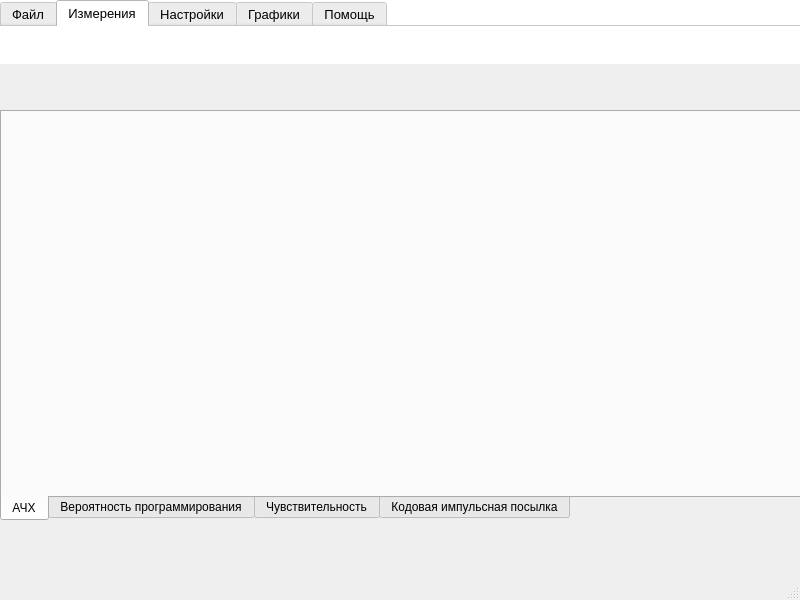
Above: UI/MainPage.ui from amuk1989/PIK-Ka_1 before the change. Below: the same form after it.
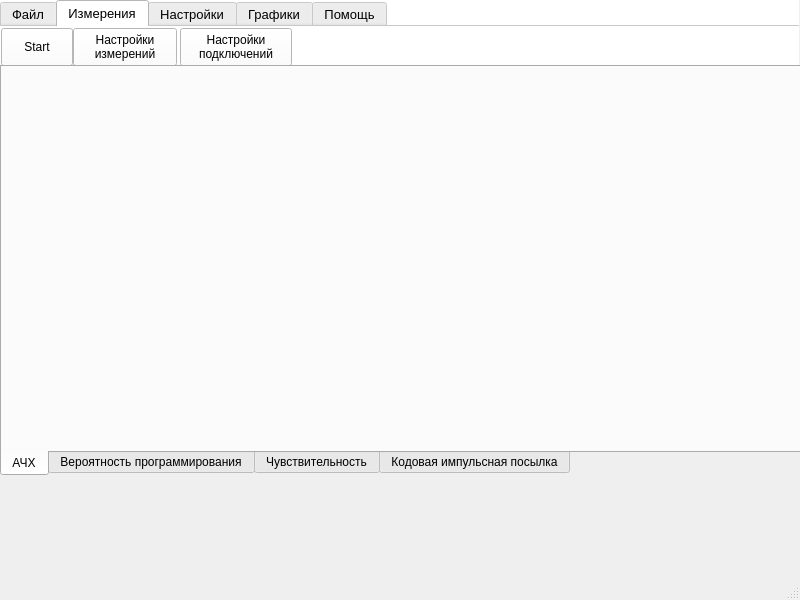
That is the form after the change. The open tabs and pages were chosen to show the change. Icons and pictures are not drawn.

```diff
--- a/UI/MainPage.ui
+++ b/UI/MainPage.ui
@@ -13,14 +13,77 @@
   <property name="windowTitle">
    <string>ПИК-Ка</string>
   </property>
+  <property name="toolButtonStyle">
+   <enum>Qt::ToolButtonFollowStyle</enum>
+  </property>
   <widget class="QWidget" name="centralwidget">
+   <widget class="QTabWidget" name="chartsTabs">
+    <property name="geometry">
+     <rect>
+      <x>0</x>
+      <y>65</y>
+      <width>801</width>
+      <height>411</height>
+     </rect>
+    </property>
+    <property name="sizePolicy">
+     <sizepolicy hsizetype="Expanding" vsizetype="Expanding">
+      <horstretch>11</horstretch>
+      <verstretch>0</verstretch>
+     </sizepolicy>
+    </property>
+    <property name="tabletTracking">
+     <bool>false</bool>
+    </property>
+    <property name="contextMenuPolicy">
+     <enum>Qt::NoContextMenu</enum>
+    </property>
+    <property name="layoutDirection">
+     <enum>Qt::LeftToRight</enum>
+    </property>
+    <property name="tabPosition">
+     <enum>QTabWidget::South</enum>
+    </property>
+    <property name="tabShape">
+     <enum>QTabWidget::Rounded</enum>
+    </property>
+    <property name="currentIndex">
+     <number>0</number>
+    </property>
+    <property name="iconSize">
+     <size>
+      <width>16</width>
+      <height>16</height>
+     </size>
+    </property>
+    <widget class="QWidget" name="frequencyResponceTab">
+     <attribute name="title">
+      <string>АЧХ</string>
+     </attribute>
+    </widget>
+    <widget class="QWidget" name="probabilityOfProgrammingTab">
+     <attribute name="title">
+      <string>Вероятность программирования</string>
+     </attribute>
+    </widget>
+    <widget class="QWidget" name="sensitivityTab">
+     <attribute name="title">
+      <string>Чувствительность</string>
+     </attribute>
+    </widget>
+    <widget class="QWidget" name="parcelTab">
+     <attribute name="title">
+      <string>Кодовая импульсная посылка</string>
+     </attribute>
+    </widget>
+   </widget>
    <widget class="QTabWidget" name="tabWidget">
     <property name="geometry">
      <rect>
       <x>0</x>
       <y>0</y>
-      <width>801</width>
-      <height>64</height>
+      <width>799</width>
+      <height>65</height>
      </rect>
     </property>
     <property name="sizePolicy">
@@ -359,6 +422,386 @@
      <attribute name="title">
       <string>Измерения</string>
      </attribute>
+     <widget class="QPushButton" name="startButton">
+      <property name="enabled">
+       <bool>true</bool>
+      </property>
+      <property name="geometry">
+       <rect>
+        <x>1</x>
+        <y>1</y>
+        <width>72</width>
+        <height>38</height>
+       </rect>
+      </property>
+      <property name="palette">
+       <palette>
+        <active>
+         <colorrole role="Button">
+          <brush brushstyle="SolidPattern">
+           <color alpha="255">
+            <red>255</red>
+            <green>255</green>
+            <blue>255</blue>
+           </color>
+          </brush>
+         </colorrole>
+         <colorrole role="Base">
+          <brush brushstyle="SolidPattern">
+           <color alpha="255">
+            <red>255</red>
+            <green>255</green>
+            <blue>255</blue>
+           </color>
+          </brush>
+         </colorrole>
+         <colorrole role="Window">
+          <brush brushstyle="SolidPattern">
+           <color alpha="255">
+            <red>255</red>
+            <green>255</green>
+            <blue>255</blue>
+           </color>
+          </brush>
+         </colorrole>
+        </active>
+        <inactive>
+         <colorrole role="Button">
+          <brush brushstyle="SolidPattern">
+           <color alpha="255">
+            <red>255</red>
+            <green>255</green>
+            <blue>255</blue>
+           </color>
+          </brush>
+         </colorrole>
+         <colorrole role="Base">
+          <brush brushstyle="SolidPattern">
+           <color alpha="255">
+            <red>255</red>
+            <green>255</green>
+            <blue>255</blue>
+           </color>
+          </brush>
+         </colorrole>
+         <colorrole role="Window">
+          <brush brushstyle="SolidPattern">
+           <color alpha="255">
+            <red>255</red>
+            <green>255</green>
+            <blue>255</blue>
+           </color>
+          </brush>
+         </colorrole>
+        </inactive>
+        <disabled>
+         <colorrole role="Button">
+          <brush brushstyle="SolidPattern">
+           <color alpha="255">
+            <red>255</red>
+            <green>255</green>
+            <blue>255</blue>
+           </color>
+          </brush>
+         </colorrole>
+         <colorrole role="Base">
+          <brush brushstyle="SolidPattern">
+           <color alpha="255">
+            <red>255</red>
+            <green>255</green>
+            <blue>255</blue>
+           </color>
+          </brush>
+         </colorrole>
+         <colorrole role="Window">
+          <brush brushstyle="SolidPattern">
+           <color alpha="255">
+            <red>255</red>
+            <green>255</green>
+            <blue>255</blue>
+           </color>
+          </brush>
+         </colorrole>
+        </disabled>
+       </palette>
+      </property>
+      <property name="focusPolicy">
+       <enum>Qt::NoFocus</enum>
+      </property>
+      <property name="contextMenuPolicy">
+       <enum>Qt::DefaultContextMenu</enum>
+      </property>
+      <property name="acceptDrops">
+       <bool>false</bool>
+      </property>
+      <property name="text">
+       <string>Start</string>
+      </property>
+      <property name="icon">
+       <iconset>
+        <normaloff>resurces/MainTab/Play.png</normaloff>resurces/MainTab/Play.png</iconset>
+      </property>
+      <property name="iconSize">
+       <size>
+        <width>30</width>
+        <height>30</height>
+       </size>
+      </property>
+     </widget>
+     <widget class="QPushButton" name="optionsButton">
+      <property name="enabled">
+       <bool>true</bool>
+      </property>
+      <property name="geometry">
+       <rect>
+        <x>73</x>
+        <y>1</y>
+        <width>104</width>
+        <height>38</height>
+       </rect>
+      </property>
+      <property name="palette">
+       <palette>
+        <active>
+         <colorrole role="Button">
+          <brush brushstyle="SolidPattern">
+           <color alpha="255">
+            <red>255</red>
+            <green>255</green>
+            <blue>255</blue>
+           </color>
+          </brush>
+         </colorrole>
+         <colorrole role="Base">
+          <brush brushstyle="SolidPattern">
+           <color alpha="255">
+            <red>255</red>
+            <green>255</green>
+            <blue>255</blue>
+           </color>
+          </brush>
+         </colorrole>
+         <colorrole role="Window">
+          <brush brushstyle="SolidPattern">
+           <color alpha="255">
+            <red>255</red>
+            <green>255</green>
+            <blue>255</blue>
+           </color>
+          </brush>
+         </colorrole>
+        </active>
+        <inactive>
+         <colorrole role="Button">
+          <brush brushstyle="SolidPattern">
+           <color alpha="255">
+            <red>255</red>
+            <green>255</green>
+            <blue>255</blue>
+           </color>
+          </brush>
+         </colorrole>
+         <colorrole role="Base">
+          <brush brushstyle="SolidPattern">
+           <color alpha="255">
+            <red>255</red>
+            <green>255</green>
+            <blue>255</blue>
+           </color>
+          </brush>
+         </colorrole>
+         <colorrole role="Window">
+          <brush brushstyle="SolidPattern">
+           <color alpha="255">
+            <red>255</red>
+            <green>255</green>
+            <blue>255</blue>
+           </color>
+          </brush>
+         </colorrole>
+        </inactive>
+        <disabled>
+         <colorrole role="Button">
+          <brush brushstyle="SolidPattern">
+           <color alpha="255">
+            <red>255</red>
+            <green>255</green>
+            <blue>255</blue>
+           </color>
+          </brush>
+         </colorrole>
+         <colorrole role="Base">
+          <brush brushstyle="SolidPattern">
+           <color alpha="255">
+            <red>255</red>
+            <green>255</green>
+            <blue>255</blue>
+           </color>
+          </brush>
+         </colorrole>
+         <colorrole role="Window">
+          <brush brushstyle="SolidPattern">
+           <color alpha="255">
+            <red>255</red>
+            <green>255</green>
+            <blue>255</blue>
+           </color>
+          </brush>
+         </colorrole>
+        </disabled>
+       </palette>
+      </property>
+      <property name="focusPolicy">
+       <enum>Qt::NoFocus</enum>
+      </property>
+      <property name="contextMenuPolicy">
+       <enum>Qt::DefaultContextMenu</enum>
+      </property>
+      <property name="acceptDrops">
+       <bool>false</bool>
+      </property>
+      <property name="text">
+       <string>Настройки
+измерений</string>
+      </property>
+      <property name="icon">
+       <iconset>
+        <normaloff>resurces/MainTab/options.png</normaloff>resurces/MainTab/options.png</iconset>
+      </property>
+      <property name="iconSize">
+       <size>
+        <width>30</width>
+        <height>30</height>
+       </size>
+      </property>
+     </widget>
+     <widget class="QPushButton" name="connectOptionsButton_1">
+      <property name="enabled">
+       <bool>true</bool>
+      </property>
+      <property name="geometry">
+       <rect>
+        <x>180</x>
+        <y>1</y>
+        <width>112</width>
+        <height>38</height>
+       </rect>
+      </property>
+      <property name="palette">
+       <palette>
+        <active>
+         <colorrole role="Button">
+          <brush brushstyle="SolidPattern">
+           <color alpha="255">
+            <red>255</red>
+            <green>255</green>
+            <blue>255</blue>
+           </color>
+          </brush>
+         </colorrole>
+         <colorrole role="Base">
+          <brush brushstyle="SolidPattern">
+           <color alpha="255">
+            <red>255</red>
+            <green>255</green>
+            <blue>255</blue>
+           </color>
+          </brush>
+         </colorrole>
+         <colorrole role="Window">
+          <brush brushstyle="SolidPattern">
+           <color alpha="255">
+            <red>255</red>
+            <green>255</green>
+            <blue>255</blue>
+           </color>
+          </brush>
+         </colorrole>
+        </active>
+        <inactive>
+         <colorrole role="Button">
+          <brush brushstyle="SolidPattern">
+           <color alpha="255">
+            <red>255</red>
+            <green>255</green>
+            <blue>255</blue>
+           </color>
+          </brush>
+         </colorrole>
+         <colorrole role="Base">
+          <brush brushstyle="SolidPattern">
+           <color alpha="255">
+            <red>255</red>
+            <green>255</green>
+            <blue>255</blue>
+           </color>
+          </brush>
+         </colorrole>
+         <colorrole role="Window">
+          <brush brushstyle="SolidPattern">
+           <color alpha="255">
+            <red>255</red>
+            <green>255</green>
+            <blue>255</blue>
+           </color>
+          </brush>
+         </colorrole>
+        </inactive>
+        <disabled>
+         <colorrole role="Button">
+          <brush brushstyle="SolidPattern">
+           <color alpha="255">
+            <red>255</red>
+            <green>255</green>
+            <blue>255</blue>
+           </color>
+          </brush>
+         </colorrole>
+         <colorrole role="Base">
+          <brush brushstyle="SolidPattern">
+           <color alpha="255">
+            <red>255</red>
+            <green>255</green>
+            <blue>255</blue>
+           </color>
+          </brush>
+         </colorrole>
+         <colorrole role="Window">
+          <brush brushstyle="SolidPattern">
+           <color alpha="255">
+            <red>255</red>
+            <green>255</green>
+            <blue>255</blue>
+           </color>
+          </brush>
+         </colorrole>
+        </disabled>
+       </palette>
+      </property>
+      <property name="focusPolicy">
+       <enum>Qt::NoFocus</enum>
+      </property>
+      <property name="contextMenuPolicy">
+       <enum>Qt::DefaultContextMenu</enum>
+      </property>
+      <property name="acceptDrops">
+       <bool>false</bool>
+      </property>
+      <property name="text">
+       <string>Настройки
+подключений</string>
+      </property>
+      <property name="icon">
+       <iconset>
+        <normaloff>resurces/MainTab/Connect.png</normaloff>resurces/MainTab/Connect.png</iconset>
+      </property>
+      <property name="iconSize">
+       <size>
+        <width>30</width>
+        <height>30</height>
+       </size>
+      </property>
+     </widget>
     </widget>
     <widget class="QWidget" name="optionsTab">
      <attribute name="title">
@@ -376,66 +819,6 @@
      </attribute>
     </widget>
    </widget>
-   <widget class="QTabWidget" name="chartsTabs">
-    <property name="geometry">
-     <rect>
-      <x>0</x>
-      <y>110</y>
-      <width>801</width>
-      <height>411</height>
-     </rect>
-    </property>
-    <property name="sizePolicy">
-     <sizepolicy hsizetype="Expanding" vsizetype="Expanding">
-      <horstretch>11</horstretch>
-      <verstretch>0</verstretch>
-     </sizepolicy>
-    </property>
-    <property name="tabletTracking">
-     <bool>false</bool>
-    </property>
-    <property name="contextMenuPolicy">
-     <enum>Qt::NoContextMenu</enum>
-    </property>
-    <property name="layoutDirection">
-     <enum>Qt::LeftToRight</enum>
-    </property>
-    <property name="tabPosition">
-     <enum>QTabWidget::South</enum>
-    </property>
-    <property name="tabShape">
-     <enum>QTabWidget::Rounded</enum>
-    </property>
-    <property name="currentIndex">
-     <number>3</number>
-    </property>
-    <property name="iconSize">
-     <size>
-      <width>16</width>
-      <height>16</height>
-     </size>
-    </property>
-    <widget class="QWidget" name="frequencyResponceTab">
-     <attribute name="title">
-      <string>АЧХ</string>
-     </attribute>
-    </widget>
-    <widget class="QWidget" name="probabilityOfProgrammingTab">
-     <attribute name="title">
-      <string>Вероятность программирования</string>
-     </attribute>
-    </widget>
-    <widget class="QWidget" name="sensitivityTab">
-     <attribute name="title">
-      <string>Чувствительность</string>
-     </attribute>
-    </widget>
-    <widget class="QWidget" name="parcelTab">
-     <attribute name="title">
-      <string>Кодовая импульсная посылка</string>
-     </attribute>
-    </widget>
-   </widget>
   </widget>
   <widget class="QMenuBar" name="menubar">
    <property name="geometry">
```
Left out of the diff: 407 changed lines with no effect on the pictures.
